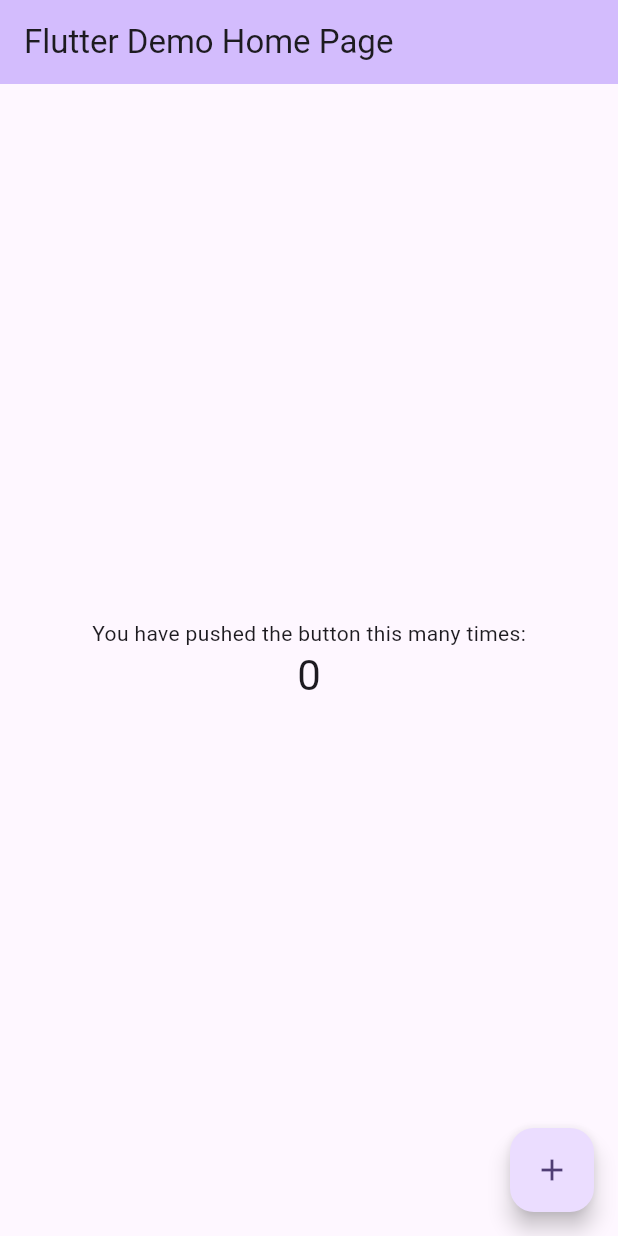
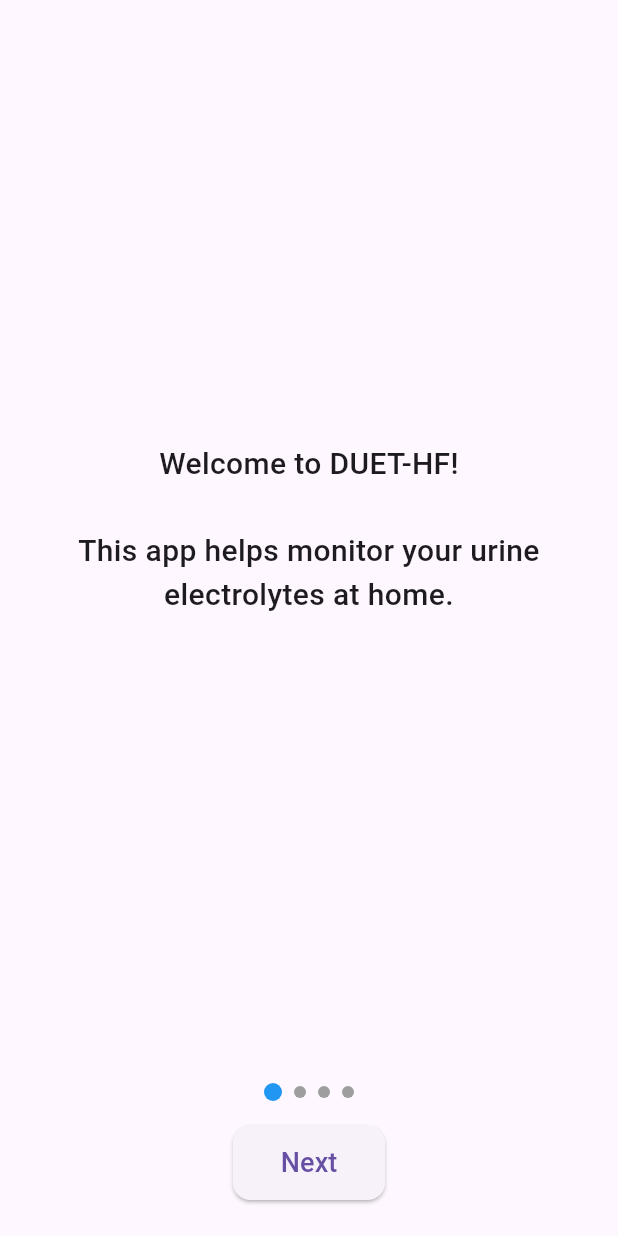
Before and after one commit to hsiaopat/duet, a Flutter app: the screen it shows after launch, on a phone screen of 412 x 824 dp. Run offline on Flutter 3.47's test engine with Material 3 defaults, Android fonts, the phone set to English and light mode, and no system bars; our stand-ins replace camera, go_router.

Commit message:
Initial DUET-HF commit: app code, screens, iOs configs, Podfile, etc.

```diff
--- a/lib/main.dart
+++ b/lib/main.dart
@@ -1,122 +1,44 @@
 import 'package:flutter/material.dart';
+import 'package:go_router/go_router.dart';
+import 'screens/tutorial_screen.dart';
+import 'screens/home_screen.dart';
+import 'screens/camera_screen.dart';
+import 'screens/results_screen.dart';
 
 void main() {
-  runApp(const MyApp());
+  runApp(DuetHFApp());
 }
 
-class MyApp extends StatelessWidget {
-  const MyApp({super.key});
+class DuetHFApp extends StatelessWidget {
+  DuetHFApp({Key? key}) : super(key: key);
 
-  // This widget is the root of your application.
+  final GoRouter _router = GoRouter(
+    initialLocation: '/tutorial',
+    routes: [
+      GoRoute(
+        path: '/tutorial',
+        builder: (context, state) => const TutorialScreen(),
+      ),
+      GoRoute(
+        path: '/home',
+        builder: (context, state) => const HomeScreen(),
+      ),
+      GoRoute(
+        path: '/camera',
+        builder: (context, state) => const CameraScreen(),
+      ),
+      GoRoute(
+        path: '/results',
+        builder: (context, state) => const ResultsScreen(),
+      ),
+    ],
+  );
+
   @override
   Widget build(BuildContext context) {
-    return MaterialApp(
-      title: 'Flutter Demo',
-      theme: ThemeData(
-        // This is the theme of your application.
-        //
-        // TRY THIS: Try running your application with "flutter run". You'll see
-        // the application has a purple toolbar. Then, without quitting the app,
-        // try changing the seedColor in the colorScheme below to Colors.green
-        // and then invoke "hot reload" (save your changes or press the "hot
-        // reload" button in a Flutter-supported IDE, or press "r" if you used
-        // the command line to start the app).
-        //
-        // Notice that the counter didn't reset back to zero; the application
-        // state is not lost during the reload. To reset the state, use hot
-        // restart instead.
-        //
-        // This works for code too, not just values: Most code changes can be
-        // tested with just a hot reload.
-        colorScheme: ColorScheme.fromSeed(seedColor: Colors.deepPurple),
-      ),
-      home: const MyHomePage(title: 'Flutter Demo Home Page'),
+    return MaterialApp.router(
+      title: 'DUET-HF',
+      routerConfig: _router,
     );
   }
 }
-
-class MyHomePage extends StatefulWidget {
-  const MyHomePage({super.key, required this.title});
-
-  // This widget is the home page of your application. It is stateful, meaning
-  // that it has a State object (defined below) that contains fields that affect
-  // how it looks.
-
-  // This class is the configuration for the state. It holds the values (in this
-  // case the title) provided by the parent (in this case the App widget) and
-  // used by the build method of the State. Fields in a Widget subclass are
-  // always marked "final".
-
-  final String title;
-
-  @override
-  State<MyHomePage> createState() => _MyHomePageState();
-}
-
-class _MyHomePageState extends State<MyHomePage> {
-  int _counter = 0;
-
-  void _incrementCounter() {
-    setState(() {
-      // This call to setState tells the Flutter framework that something has
-      // changed in this State, which causes it to rerun the build method below
-      // so that the display can reflect the updated values. If we changed
-      // _counter without calling setState(), then the build method would not be
-      // called again, and so nothing would appear to happen.
-      _counter++;
-    });
-  }
-
-  @override
-  Widget build(BuildContext context) {
-    // This method is rerun every time setState is called, for instance as done
-    // by the _incrementCounter method above.
-    //
-    // The Flutter framework has been optimized to make rerunning build methods
-    // fast, so that you can just rebuild anything that needs updating rather
-    // than having to individually change instances of widgets.
-    return Scaffold(
-      appBar: AppBar(
-        // TRY THIS: Try changing the color here to a specific color (to
-        // Colors.amber, perhaps?) and trigger a hot reload to see the AppBar
-        // change color while the other colors stay the same.
-        backgroundColor: Theme.of(context).colorScheme.inversePrimary,
-        // Here we take the value from the MyHomePage object that was created by
-        // the App.build method, and use it to set our appbar title.
-        title: Text(widget.title),
-      ),
-      body: Center(
-        // Center is a layout widget. It takes a single child and positions it
-        // in the middle of the parent.
-        child: Column(
-          // Column is also a layout widget. It takes a list of children and
-          // arranges them vertically. By default, it sizes itself to fit its
-          // children horizontally, and tries to be as tall as its parent.
-          //
-          // Column has various properties to control how it sizes itself and
-          // how it positions its children. Here we use mainAxisAlignment to
-          // center the children vertically; the main axis here is the vertical
-          // axis because Columns are vertical (the cross axis would be
-          // horizontal).
-          //
-          // TRY THIS: Invoke "debug painting" (choose the "Toggle Debug Paint"
-          // action in the IDE, or press "p" in the console), to see the
-          // wireframe for each widget.
-          mainAxisAlignment: MainAxisAlignment.center,
-          children: <Widget>[
-            const Text('You have pushed the button this many times:'),
-            Text(
-              '$_counter',
-              style: Theme.of(context).textTheme.headlineMedium,
-            ),
-          ],
-        ),
-      ),
-      floatingActionButton: FloatingActionButton(
-        onPressed: _incrementCounter,
-        tooltip: 'Increment',
-        child: const Icon(Icons.add),
-      ), // This trailing comma makes auto-formatting nicer for build methods.
-    );
-  }
-}
--- /dev/null
+++ b/lib/screens/tutorial_screen.dart
@@ -0,0 +1,104 @@
+import 'package:flutter/material.dart';
+import 'package:go_router/go_router.dart';
+
+class TutorialScreen extends StatefulWidget {
+  const TutorialScreen({Key? key}) : super(key: key);
+
+  @override
+  State<TutorialScreen> createState() => _TutorialScreenState();
+}
+
+class _TutorialScreenState extends State<TutorialScreen> {
+  final PageController _pageController = PageController();
+  int _currentPage = 0;
+
+  final List<String> _tutorialTexts = [
+    "Welcome to DUET-HF!\n\nThis app helps monitor your urine electrolytes at home.",
+    "Step 1: Collect a urine sample and dip the dual-analyte strip.",
+    "Step 2: Place the strip on the guide card and use your phone camera to capture it.",
+    "Step 3: Get instant feedback on your chloride/creatinine ratio and alerts."
+  ];
+
+  void _nextPage() {
+    if (_currentPage < _tutorialTexts.length - 1) {
+      _pageController.nextPage(
+        duration: const Duration(milliseconds: 300),
+        curve: Curves.easeInOut,
+      );
+    } else {
+      // Finished tutorial → go to home
+      context.go('/home');
+    }
+  }
+
+  @override
+  Widget build(BuildContext context) {
+    return Scaffold(
+      body: SafeArea(
+        child: Column(
+          children: [
+            // Page view
+            Expanded(
+              child: PageView.builder(
+                controller: _pageController,
+                itemCount: _tutorialTexts.length,
+                onPageChanged: (index) {
+                  setState(() {
+                    _currentPage = index;
+                  });
+                },
+                itemBuilder: (context, index) {
+                  return Padding(
+                    padding: const EdgeInsets.all(24.0),
+                    child: Center(
+                      child: Text(
+                        _tutorialTexts[index],
+                        style: const TextStyle(fontSize: 20, fontWeight: FontWeight.w500),
+                        textAlign: TextAlign.center,
+                      ),
+                    ),
+                  );
+                },
+              ),
+            ),
+
+            // Dots indicator
+            Row(
+              mainAxisAlignment: MainAxisAlignment.center,
+              children: List.generate(
+                _tutorialTexts.length,
+                (index) => Container(
+                  margin: const EdgeInsets.symmetric(horizontal: 4, vertical: 16),
+                  width: _currentPage == index ? 12 : 8,
+                  height: _currentPage == index ? 12 : 8,
+                  decoration: BoxDecoration(
+                    color: _currentPage == index ? Colors.blue : Colors.grey,
+                    shape: BoxShape.circle,
+                  ),
+                ),
+              ),
+            ),
+
+            // Next / Finish button
+            Padding(
+              padding: const EdgeInsets.only(bottom: 24.0),
+              child: ElevatedButton(
+                onPressed: _nextPage,
+                style: ElevatedButton.styleFrom(
+                  padding: const EdgeInsets.symmetric(horizontal: 32, vertical: 12),
+                  shape: RoundedRectangleBorder(
+                    borderRadius: BorderRadius.circular(12),
+                  ),
+                ),
+                child: Text(
+                  _currentPage == _tutorialTexts.length - 1 ? "Finish Tutorial" : "Next",
+                  style: const TextStyle(fontSize: 18),
+                ),
+              ),
+            ),
+          ],
+        ),
+      ),
+    );
+  }
+}
--- a/pubspec.yaml
+++ b/pubspec.yaml
@@ -34,6 +34,8 @@ dependencies:
   # The following adds the Cupertino Icons font to your application.
   # Use with the CupertinoIcons class for iOS style icons.
   cupertino_icons: ^1.0.8
+  go_router: ^14.0.1
+  camera: ^0.10.0+1  # Use latest version
 
 dev_dependencies:
   flutter_test:
```
Also changed, not shown: lib/screens/camera_screen.dart (added, +143 -0 lines), lib/screens/home_screen.dart (added, +139 -0 lines), lib/screens/results_screen.dart (added, +97 -0 lines), pubspec.lock, 7 other files.
